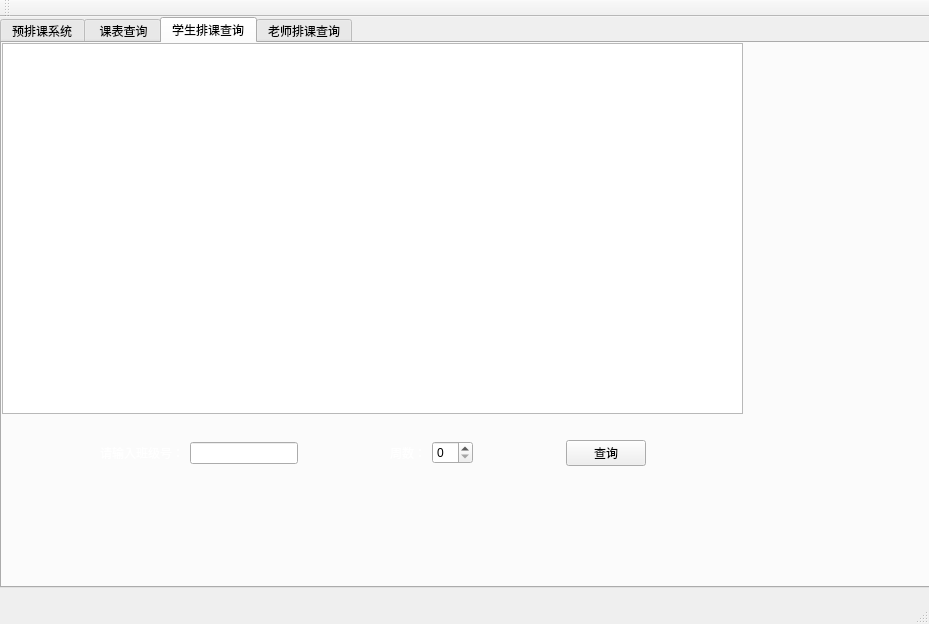
Qt form mainwindow.ui (Atmanuclear/QT-mysql) before a commit.
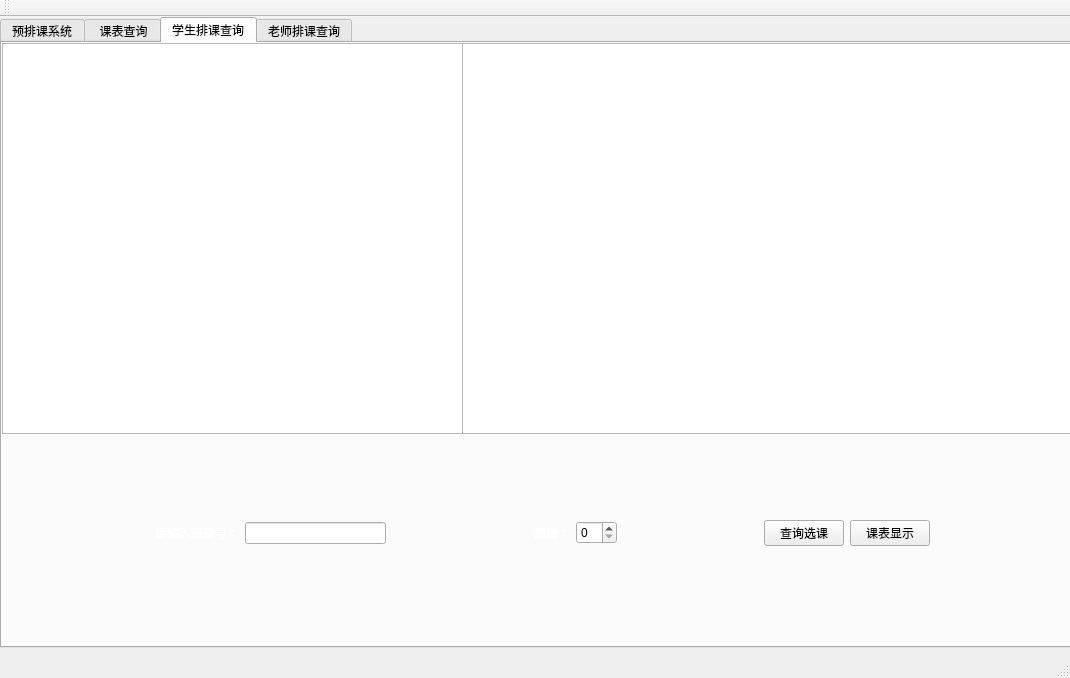
The same form after that commit. The open tabs and pages were chosen to show the change.

What changed in the file:
```diff
--- a/mainwindow.ui
+++ b/mainwindow.ui
@@ -6,8 +6,8 @@
    <rect>
     <x>0</x>
     <y>0</y>
-    <width>929</width>
-    <height>624</height>
+    <width>1070</width>
+    <height>678</height>
    </rect>
   </property>
   <property name="windowTitle">
@@ -25,8 +25,8 @@
      <rect>
       <x>0</x>
       <y>0</y>
-      <width>931</width>
-      <height>571</height>
+      <width>1101</width>
+      <height>631</height>
      </rect>
     </property>
     <property name="styleSheet">
@@ -406,8 +406,8 @@
        <rect>
         <x>0</x>
         <y>0</y>
-        <width>741</width>
-        <height>371</height>
+        <width>461</width>
+        <height>391</height>
        </rect>
       </property>
      </widget>
@@ -415,8 +415,8 @@
       <property name="geometry">
        <rect>
         <x>0</x>
-        <y>370</y>
-        <width>741</width>
+        <y>450</y>
+        <width>1081</width>
         <height>80</height>
        </rect>
       </property>
@@ -494,7 +494,14 @@
        <item>
         <widget class="QPushButton" name="pushButton_12">
          <property name="text">
-          <string>查询</string>
+          <string>查询选课</string>
+         </property>
+        </widget>
+       </item>
+       <item>
+        <widget class="QPushButton" name="timetable">
+         <property name="text">
+          <string>课表显示</string>
          </property>
         </widget>
        </item>
@@ -513,6 +520,19 @@
        </item>
       </layout>
      </widget>
+     <widget class="QTableWidget" name="tableWidget">
+      <property name="geometry">
+       <rect>
+        <x>460</x>
+        <y>0</y>
+        <width>621</width>
+        <height>391</height>
+       </rect>
+      </property>
+      <property name="styleSheet">
+       <string notr="true">font: 16pt &quot;华文新魏&quot;;</string>
+      </property>
+     </widget>
     </widget>
     <widget class="QWidget" name="tab">
      <attribute name="title">
```
Left out of the diff: 57 changed lines with no effect on the pictures.
